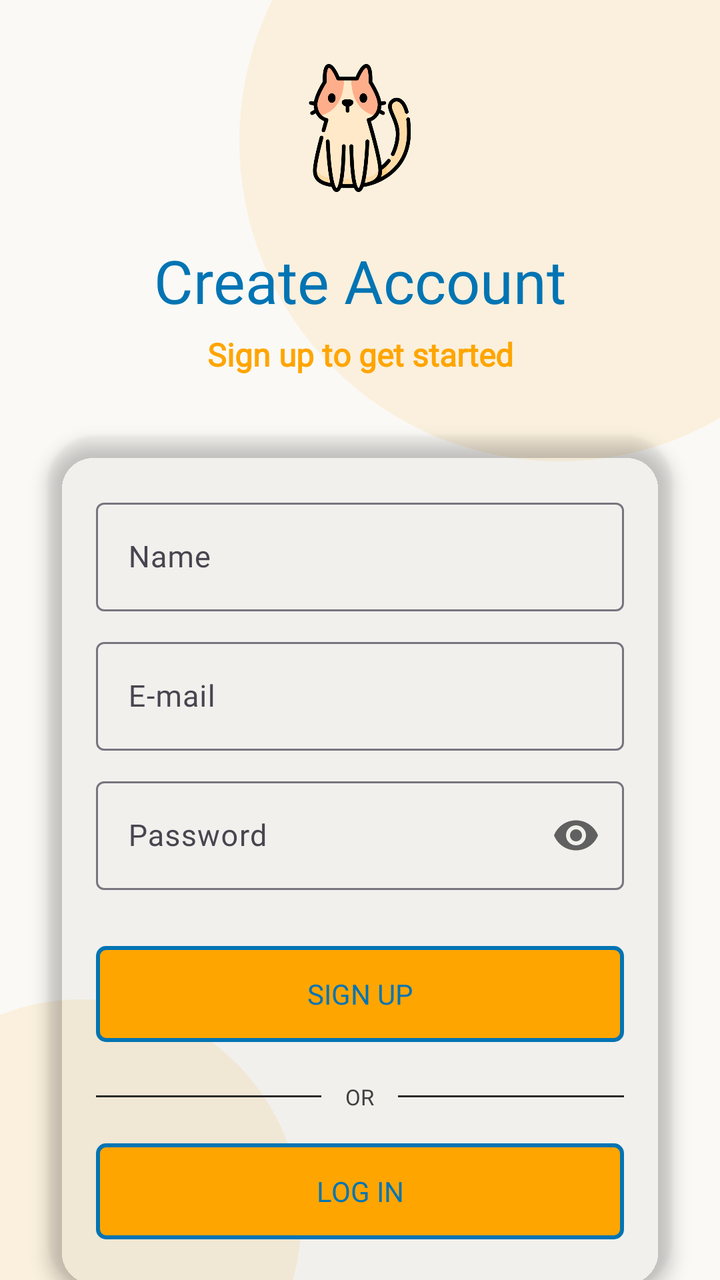
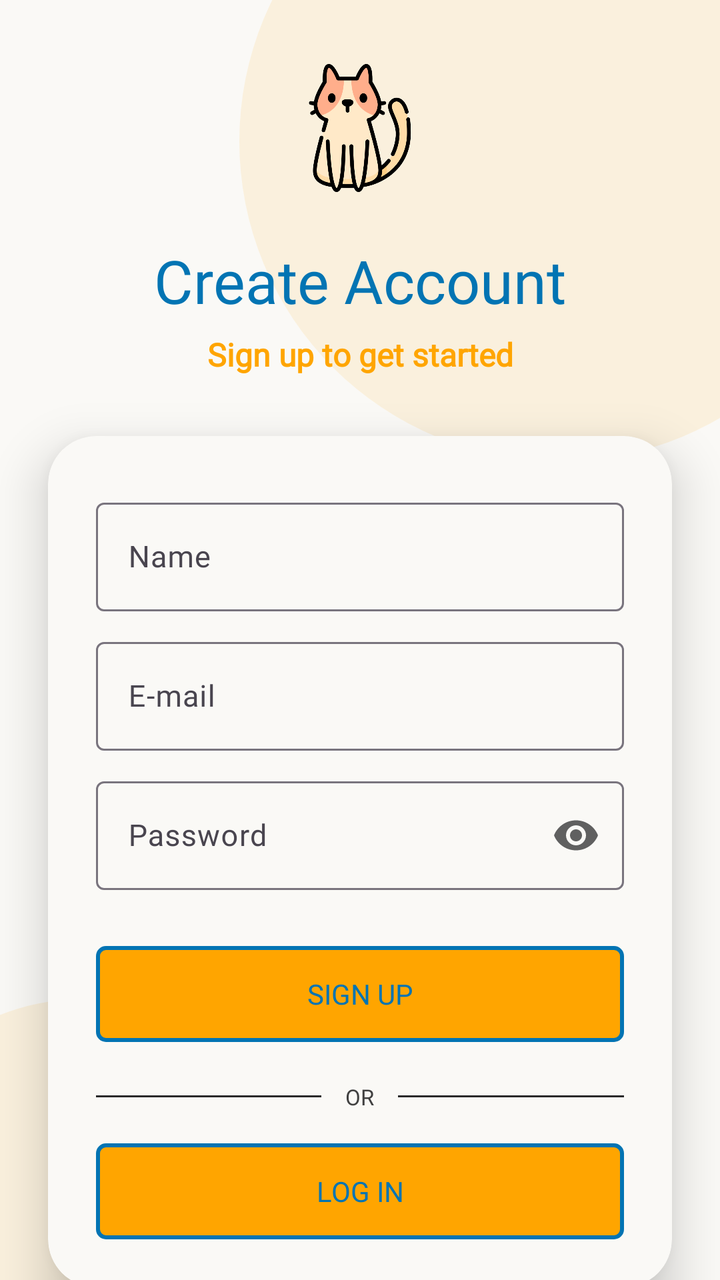

An Android layout rendered at two revisions. The XML below is the earlier revision; the diff shows what the commit changed to produce the second picture.
<!-- AndroidManifest.xml: application theme Theme.MyApp -->
<!-- res/layout/signup_fragment_layout.xml -->
<?xml version="1.0" encoding="utf-8"?>
<androidx.constraintlayout.widget.ConstraintLayout xmlns:android="http://schemas.android.com/apk/res/android"
    xmlns:app="http://schemas.android.com/apk/res-auto"
    xmlns:tools="http://schemas.android.com/tools"
    android:layout_width="match_parent"
    android:layout_height="match_parent"
    android:background="@color/off_white">

    
    <View
        android:id="@+id/accentCircle"
        android:layout_width="320dp"
        android:layout_height="320dp"
        android:layout_marginTop="-90dp"
        android:layout_marginEnd="-80dp"
        android:alpha="0.1"
        android:background="@drawable/bg_circle"
        app:layout_constraintEnd_toEndOf="parent"
        app:layout_constraintTop_toTopOf="parent" />

    
    <ImageView
        android:id="@+id/ivLogo"
        android:layout_width="64dp"
        android:layout_height="64dp"
        android:layout_marginTop="32dp"
        android:background="@drawable/cat"
        android:padding="12dp"
        app:layout_constraintEnd_toEndOf="parent"
        app:layout_constraintStart_toStartOf="parent"
        app:layout_constraintTop_toTopOf="parent" />

    
    <TextView
        android:id="@+id/tvTitle"
        android:layout_width="wrap_content"
        android:layout_height="wrap_content"
        android:layout_marginTop="24dp"
        android:fontFamily="@font/comic_neue_bold"
        android:text="Create Account"
        android:textColor="@color/pantone_blue_aster"
        android:textSize="30sp"
        app:layout_constraintEnd_toEndOf="parent"
        app:layout_constraintStart_toStartOf="parent"
        app:layout_constraintTop_toBottomOf="@id/ivLogo" />

    
    <TextView
        android:id="@+id/tvSubtitle"
        android:layout_width="wrap_content"
        android:layout_height="wrap_content"
        android:layout_marginTop="6dp"
        android:fontFamily="@font/comic_neue_bold"
        android:text="Sign up to get started"
        android:textColor="@color/orange"
        android:textSize="@dimen/text_large"
        android:textStyle="bold"
        app:layout_constraintEnd_toEndOf="parent"
        app:layout_constraintStart_toStartOf="parent"
        app:layout_constraintTop_toBottomOf="@id/tvTitle" />

    
    <androidx.cardview.widget.CardView
        android:id="@+id/cardForm"
        android:layout_width="0dp"
        android:layout_height="wrap_content"
        android:layout_marginHorizontal="24dp"
        android:layout_marginTop="30dp"
        app:cardBackgroundColor="#0000"
        app:cardCornerRadius="24dp"
        app:cardElevation="5dp"
        app:layout_constraintEnd_toEndOf="parent"
        app:layout_constraintStart_toStartOf="parent"
        app:layout_constraintTop_toBottomOf="@id/tvSubtitle">

        <LinearLayout
            android:layout_width="match_parent"
            android:layout_height="wrap_content"
            android:orientation="vertical"
            android:padding="24dp">


            
            <com.google.android.material.textfield.TextInputLayout
                android:id="@+id/tilName"
                style="@style/Widget.Material3.TextInputLayout.OutlinedBox"
                android:layout_width="match_parent"
                android:layout_height="wrap_content"
                android:layout_marginTop="4dp"
                app:boxCornerRadiusBottomEnd="4dp"
                app:boxCornerRadiusBottomStart="4dp"
                app:boxCornerRadiusTopEnd="4dp"
                app:boxCornerRadiusTopStart="4dp">

                <com.google.android.material.textfield.TextInputEditText
                    android:id="@+id/etName"
                    android:layout_width="match_parent"
                    android:layout_height="wrap_content"
                    android:fontFamily="@font/comic_neue_bold"
                    android:hint="Name"
                    android:imeOptions="actionNext"
                    android:inputType="textEmailAddress"
                    android:paddingHorizontal="16dp"
                    android:textColor="#383838"
                    android:textColorHint="#404040"
                    android:textSize="15sp" />
            </com.google.android.material.textfield.TextInputLayout>
            
            <com.google.android.material.textfield.TextInputLayout
                android:id="@+id/tilEmail"
                style="@style/Widget.Material3.TextInputLayout.OutlinedBox"
                android:layout_width="match_parent"
                android:layout_height="wrap_content"
                android:layout_marginTop="10dp"
                app:boxCornerRadiusBottomEnd="4dp"
                app:boxCornerRadiusBottomStart="4dp"
                app:boxCornerRadiusTopEnd="4dp"
                app:boxCornerRadiusTopStart="4dp">

                <com.google.android.material.textfield.TextInputEditText
                    android:id="@+id/etEmail"
                    android:layout_width="match_parent"
                    android:layout_height="wrap_content"
                    android:fontFamily="@font/comic_neue_bold"
                    android:hint="E-mail"
                    android:imeOptions="actionNext"
                    android:inputType="textEmailAddress"
                    android:paddingHorizontal="16dp"
                    android:textColor="#383838"
                    android:textColorHint="#404040"
                    android:textSize="15sp" />

            </com.google.android.material.textfield.TextInputLayout>

            
            <com.google.android.material.textfield.TextInputLayout
                android:id="@+id/tilPassword"
                style="@style/Widget.Material3.TextInputLayout.OutlinedBox"
                android:layout_width="match_parent"
                android:layout_height="wrap_content"
                android:layout_marginTop="10dp"
                app:boxCornerRadiusBottomEnd="4dp"
                app:boxCornerRadiusBottomStart="4dp"
                app:boxCornerRadiusTopEnd="4dp"
                app:boxCornerRadiusTopStart="4dp"
                app:passwordToggleEnabled="true"
                app:passwordToggleTint="#606060">

                <com.google.android.material.textfield.TextInputEditText
                    android:id="@+id/etPassword"
                    android:layout_width="match_parent"
                    android:layout_height="match_parent"
                    android:fontFamily="@font/comic_neue_bold"
                    android:hint="Password"
                    android:imeOptions="actionDone"
                    android:inputType="textPassword"
                    android:paddingHorizontal="16dp"
                    android:textColor="#383838"
                    android:textColorHint="#404040"
                    android:textSize="15sp" />

            </com.google.android.material.textfield.TextInputLayout>

            
            

            
            <androidx.appcompat.widget.AppCompatButton
                android:id="@+id/btnSignUp"
                android:layout_width="match_parent"
                android:layout_height="wrap_content"
                android:layout_marginTop="28dp"
                android:background="@drawable/button_bg"
                android:fontFamily="@font/comic_neue_bold"
                android:padding="@dimen/margin_medium"
                android:stateListAnimator="@null"
                android:text="Sign Up"
                android:textColor="@color/pantone_blue_aster"
                android:textSize="@dimen/text_standard" />

            
            <LinearLayout
                android:layout_width="match_parent"
                android:layout_height="wrap_content"
                android:layout_marginTop="20dp"
                android:gravity="center_vertical"
                android:orientation="horizontal">

                <View
                    android:layout_width="0dp"
                    android:layout_height="1dp"
                    android:layout_weight="1"
                    android:background="#2A2A2A" />

                <TextView
                    android:layout_width="wrap_content"
                    android:layout_height="wrap_content"
                    android:layout_marginHorizontal="12dp"
                    android:fontFamily="@font/comic_neue_bold"
                    android:text="OR"
                    android:textColor="#404040"
                    android:textSize="11sp" />

                <View
                    android:layout_width="0dp"
                    android:layout_height="1dp"
                    android:layout_weight="1"
                    android:background="#2A2A2A" />

            </LinearLayout>

            
            <androidx.appcompat.widget.AppCompatButton
                android:id="@+id/btnLogin"
                android:layout_width="match_parent"
                android:layout_height="wrap_content"
                android:layout_marginTop="16dp"
                android:background="@drawable/button_bg"
                android:fontFamily="@font/comic_neue_bold"
                android:stateListAnimator="@null"
                android:text="Log In"
                android:textColor="@color/pantone_blue_aster"
                android:textSize="@dimen/text_standard" />

        </LinearLayout>
    </androidx.cardview.widget.CardView>

    <View
        android:id="@+id/accentCircleBottom"
        android:layout_width="220dp"
        android:layout_height="220dp"
        android:layout_marginStart="-70dp"
        android:layout_marginBottom="-80dp"
        android:alpha="0.1"
        android:background="@drawable/bg_circle"
        app:layout_constraintBottom_toBottomOf="parent"
        app:layout_constraintStart_toStartOf="parent" />

    <ProgressBar
        android:id="@+id/progressBar"
        android:layout_width="wrap_content"
        android:layout_height="wrap_content"
        android:visibility="gone"
        app:layout_constraintBottom_toBottomOf="parent"
        app:layout_constraintEnd_toEndOf="parent"
        app:layout_constraintStart_toStartOf="parent"
        app:layout_constraintTop_toTopOf="parent" />

</androidx.constraintlayout.widget.ConstraintLayout>
<!-- resources referenced by this layout -->
<resources>
  <color name="off_white">#FAF9F6</color>
  <color name="orange">#FFA500</color>
  <color name="pantone_blue_aster">#0274b3</color>
  <dimen name="margin_medium">10dp</dimen>
  <dimen name="text_large">16sp</dimen>
  <dimen name="text_standard">14sp</dimen>
  <!-- drawable bg_circle (drawable) -->
  <shape xmlns:android="http://schemas.android.com/apk/res/android"
      android:shape="oval">
      <solid android:color="@color/orange" />
  </shape>
  <!-- drawable button_bg (drawable) -->
  <?xml version="1.0" encoding="utf-8"?>
  <shape xmlns:android="http://schemas.android.com/apk/res/android"
      android:shape="rectangle">
      <corners android:radius="4dp" />
      <stroke
          android:width="2dp"
          android:color="@color/pantone_blue_aster" />
      <solid android:color="@color/orange" />
  </shape>
  <!-- drawable cat: png bitmap (drawable-nodpi, 38024 bytes) -->
  <style name="Theme.MyApp" parent="Theme.Material3.DayNight.NoActionBar">
          
          <item name="colorPrimary">@color/pantone_blue_aster</item>
          <item name="colorOnPrimary">@color/black</item>
  
          <item name="colorControlActivated">@color/pantone_blue_aster</item>
  
          <item name="android:windowLightStatusBar">true</item> 
      </style>
  <color name="black">#FF000000</color>
</resources>

<!-- the commit's change to res/layout/signup_fragment_layout.xml (unified diff, before → after) -->
@@ -66,9 +66,9 @@
         android:layout_height="wrap_content"
         android:layout_marginHorizontal="24dp"
         android:layout_marginTop="30dp"
-        app:cardBackgroundColor="#0000"
         app:cardCornerRadius="24dp"
-        app:cardElevation="5dp"
+        app:cardBackgroundColor="@color/off_white"
+        app:cardElevation="15dp"
         app:layout_constraintEnd_toEndOf="parent"
         app:layout_constraintStart_toStartOf="parent"
         app:layout_constraintTop_toBottomOf="@id/tvSubtitle">
